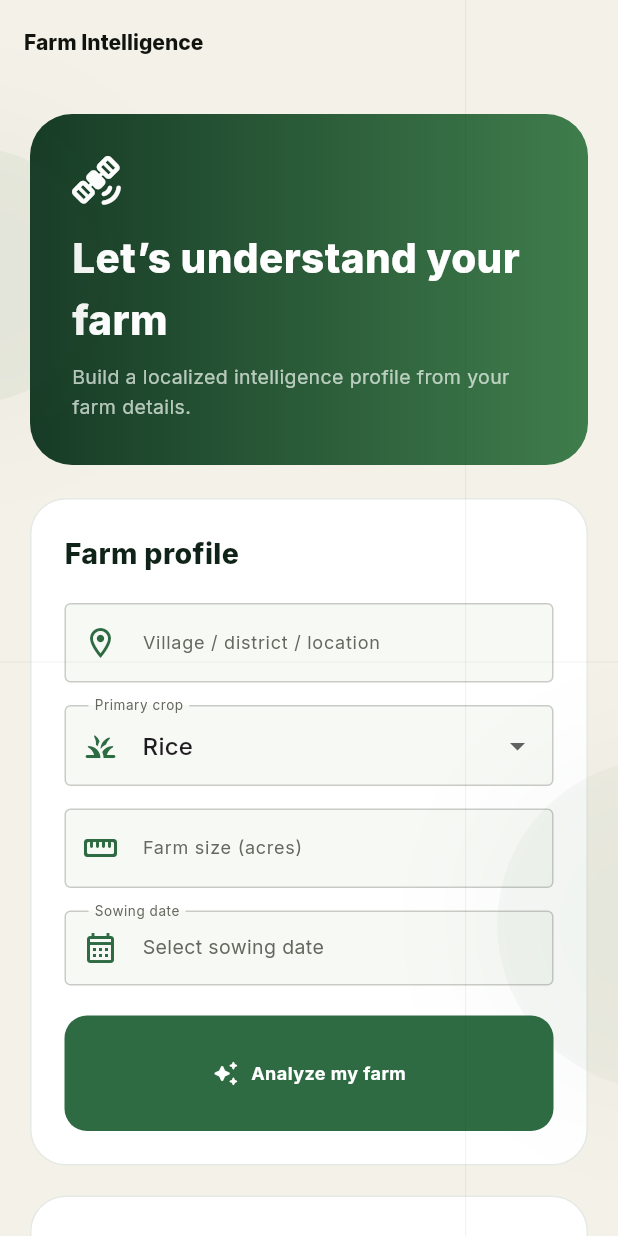
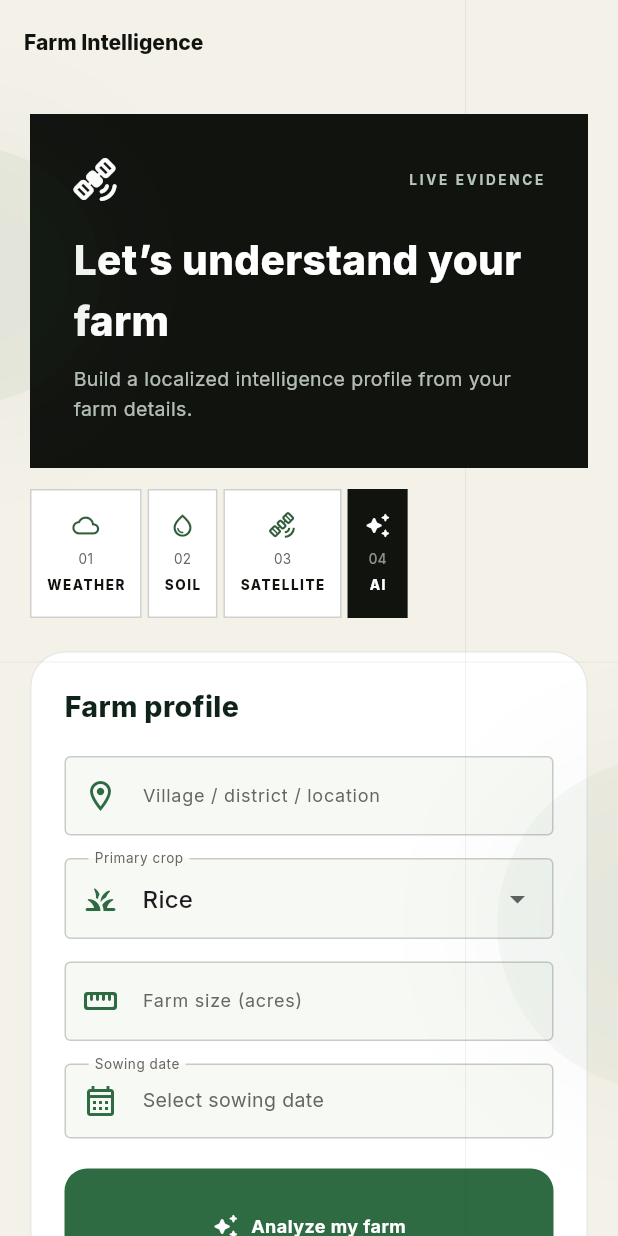
Before and after one commit to esakki-2008/agrin-ai, a Flutter app: the FarmIntelligencePage screen opened by its route, on a phone screen of 412 x 824 dp. Run offline on Flutter 3.47's test engine with Material 3 defaults, Android fonts, the phone set to English and light mode, and no system bars; drawn by our look-alikes of flutter_animate; our stand-ins replace go_router, google_fonts, image_picker; accounts and stored records are empty.

Commit message:
Add cinematic Farm Intelligence signal flow UI

```diff
--- a/lib/features/farm_intelligence/farm_intelligence_page.dart
+++ b/lib/features/farm_intelligence/farm_intelligence_page.dart
@@ -4,6 +4,7 @@ import '../../services/weather_service.dart';
 import '../../services/soil_service.dart';
 import '../../services/satellite_service.dart';
 import '../../services/advisory_service.dart';
+import '../../theme/agri_n_design.dart';
 
 class FarmIntelligencePage extends StatefulWidget {
   const FarmIntelligencePage({super.key});
@@ -71,7 +72,8 @@ class _FarmIntelligencePageState extends State<FarmIntelligencePage> {
       body:SafeArea(child:SingleChildScrollView(padding:EdgeInsets.all(wide?48:20),child:Center(child:ConstrainedBox(
         constraints:const BoxConstraints(maxWidth:1100),
         child:Column(crossAxisAlignment:CrossAxisAlignment.start,children:[
-          _header(),const SizedBox(height:22),
+          _header(),const SizedBox(height:14),
+          _signalPipeline(),const SizedBox(height:22),
           if(!showResults) ...[
             wide?Row(crossAxisAlignment:CrossAxisAlignment.start,children:[Expanded(child:_form()),const SizedBox(width:20),Expanded(child:_preview())])
               :Column(children:[_form(),const SizedBox(height:20),_preview()]),
@@ -82,12 +84,53 @@ class _FarmIntelligencePageState extends State<FarmIntelligencePage> {
   }
 
   Widget _header()=>Container(width:double.infinity,padding:const EdgeInsets.all(28),decoration:BoxDecoration(
-    gradient:const LinearGradient(colors:[Color(0xFF173B26),Color(0xFF3F7D4C)]),borderRadius:BorderRadius.circular(28)),
+    color:AgriNDesign.ink,border:Border.all(color:AgriNDesign.line)),
     child:Column(crossAxisAlignment:CrossAxisAlignment.start,children:[
-      Icon(Icons.satellite_alt_rounded,color:Colors.white,size:34),SizedBox(height:14),
+      Row(children:[const Icon(Icons.satellite_alt_rounded,color:Colors.white,size:30),const Spacer(),const Text('LIVE EVIDENCE',style:TextStyle(color:Color(0xFFB7C5BA),fontSize:9,letterSpacing:1.8,fontWeight:FontWeight.w700))]),const SizedBox(height:18),
       Text('Let’s understand your farm',style:TextStyle(color:Colors.white,fontSize:27,fontWeight:FontWeight.w800)),
       SizedBox(height:8),Text('Build a localized intelligence profile from your farm details.',style:TextStyle(color:Color(0xCCDDE9DF),height:1.5)),
     ])).animate().fadeIn(duration:600.ms).slideY(begin:.06,end:0);
+
+  Widget _signalPipeline() {
+    const items = [
+      ('01', 'WEATHER', Icons.cloud_outlined),
+      ('02', 'SOIL', Icons.water_drop_outlined),
+      ('03', 'SATELLITE', Icons.satellite_alt_outlined),
+      ('04', 'AI', Icons.auto_awesome_rounded),
+    ];
+    return Row(
+      children: items.asMap().entries.map((entry) {
+        final i = entry.key;
+        final item = entry.value;
+        return Expanded(
+          child: Row(
+            children: [
+              Expanded(
+                child: Container(
+                  padding: const EdgeInsets.symmetric(vertical: 14, horizontal: 10),
+                  decoration: BoxDecoration(
+                    color: i == 3 ? AgriNDesign.ink : Colors.white,
+                    border: Border.all(color: AgriNDesign.line),
+                  ),
+                  child: Column(
+                    children: [
+                      Icon(item.$3, size: 18, color: i == 3 ? Colors.white : AgriNDesign.green),
+                      const SizedBox(height: 7),
+                      Text(item.$1, style: TextStyle(fontSize: 9, color: i == 3 ? Colors.white54 : AgriNDesign.muted)),
+                      const SizedBox(height: 3),
+                      Text(item.$2, style: TextStyle(fontSize: 9, fontWeight: FontWeight.w800, letterSpacing: 1, color: i == 3 ? Colors.white : AgriNDesign.ink)),
+                    ],
+                  ),
+                ),
+              ),
+              if (i < items.length - 1)
+                const SizedBox(width: 4, child: Icon(Icons.chevron_right, size: 14, color: AgriNDesign.muted)),
+            ],
+          ),
+        ).animate(delay: (90 * i).ms).fadeIn(duration: 400.ms).slideX(begin: .04, end: 0);
+      }).toList(),
+    );
+  }
 
   Widget _form()=>_card('Farm profile',Column(children:[
     TextField(controller:location,decoration:decoration('Village / district / location',Icons.location_on_outlined)),
@@ -171,7 +214,7 @@ class _FarmIntelligencePageState extends State<FarmIntelligencePage> {
     const SizedBox(height:20),
   ]);
 
-  Widget _metric(String value,String label,IconData icon)=>Container(padding:const EdgeInsets.all(18),decoration:BoxDecoration(color:Colors.white,borderRadius:BorderRadius.circular(22),border:Border.all(color:const Color(0xFFE5EAE5))),
+  Widget _metric(String value,String label,IconData icon)=>Container(padding:const EdgeInsets.all(18),decoration:BoxDecoration(color:Colors.white,borderRadius:BorderRadius.circular(2),border:Border.all(color:AgriNDesign.line)),
     child:Column(crossAxisAlignment:CrossAxisAlignment.start,mainAxisAlignment:MainAxisAlignment.center,children:[
       Icon(icon,color:green,size:22),const SizedBox(height:12),Text(value,style:const TextStyle(fontSize:22,fontWeight:FontWeight.w800,color:dark)),Text(label,style:const TextStyle(fontSize:11,color:muted)),
     ]));
```
